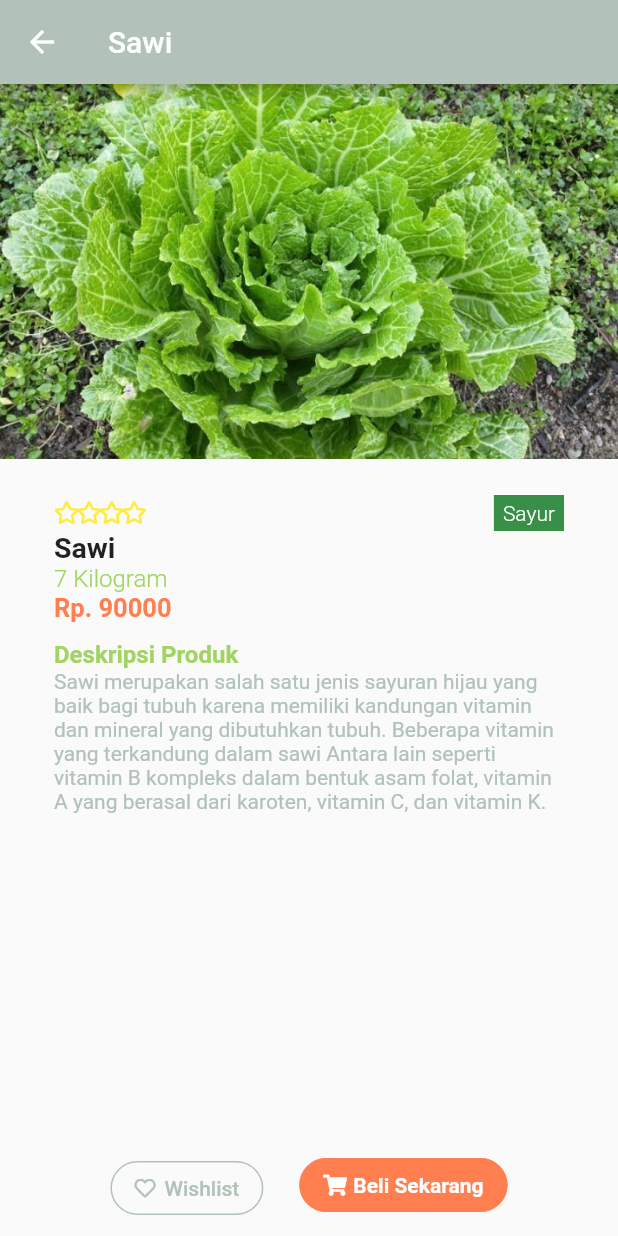
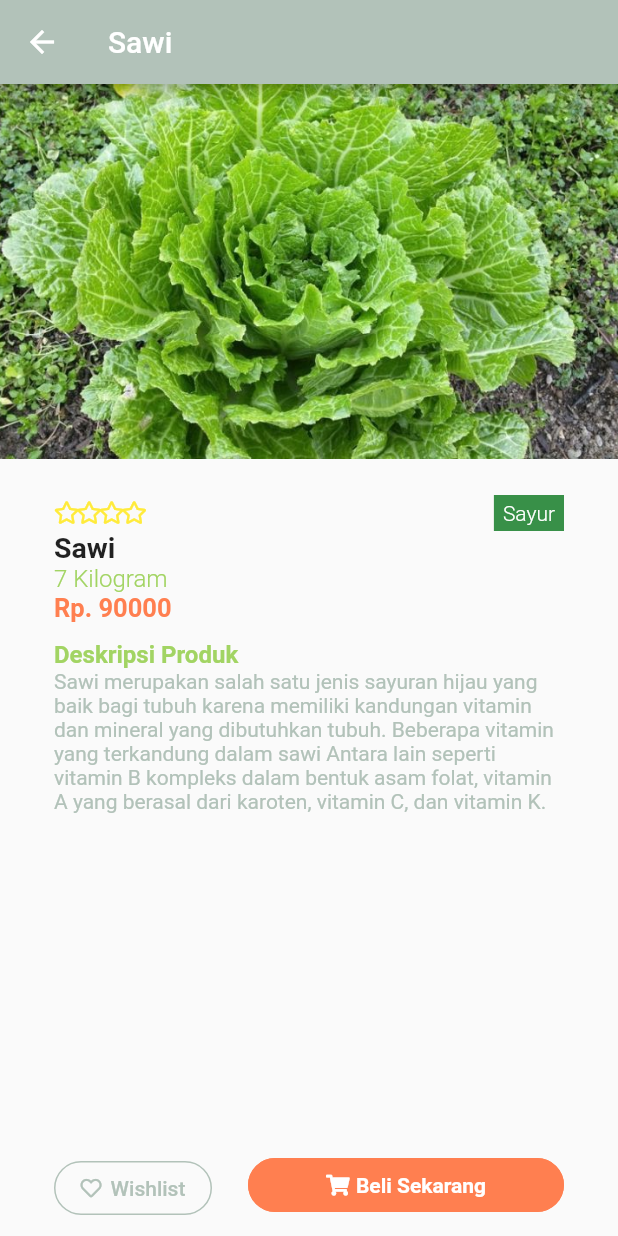
Before and after one commit to kmpramayasa/kedai_panen, a Flutter app: the ProductScreen screen opened directly, after a tap on "Sawi", on a phone screen of 412 x 824 dp. Run offline on Flutter 3.47's test engine with Material 2 defaults, Android fonts, the phone set to English and light mode, and no system bars; our stand-ins replace font_awesome_flutter, sqflite; accounts and stored records are empty; network calls fail.

Commit message:
Add files via upload

```diff
--- a/lib/screens/product_detail_screen.dart
+++ b/lib/screens/product_detail_screen.dart
@@ -1,6 +1,7 @@
 import 'package:flutter/material.dart';
 import 'package:font_awesome_flutter/font_awesome_flutter.dart';
 import 'package:layout/models/products_model.dart';
+import 'package:layout/screens/order_screen.dart';
 
 class ProductDetailScreen extends StatefulWidget {
   ProductDetailScreen({Key key, this.productList})
@@ -155,13 +156,16 @@ class _ProductDetailScreenState extends State<ProductDetailScreen> {
           children: <Widget>[
             // ignore: deprecated_member_use
 
-            Container(
+            Expanded(
+              flex: 1,
+              child: Container(
                 child: FlatButton(
                   shape: RoundedRectangleBorder(
                     borderRadius: BorderRadius.circular(20),
                     side: BorderSide(color: Color(0xFFB2C2B9), width: 1.0)
                   ),
                   child: Row(
+                    mainAxisAlignment: MainAxisAlignment.center,
                     children: <Widget>[
                       Icon(
                         FontAwesomeIcons.heart,
@@ -181,11 +185,14 @@ class _ProductDetailScreenState extends State<ProductDetailScreen> {
                   onPressed: () => print("Wishlist"),
                 ),
               ),
+            ),
 
             SizedBox(width: 24.0,),
 
             // ignore: deprecated_member_use
-            Container(
+            Expanded(
+              flex: 2,
+              child: Container(
                 child: FlatButton(
                   materialTapTargetSize: MaterialTapTargetSize.shrinkWrap,
                   color: Color(0xFFff7f50),
@@ -194,6 +201,7 @@ class _ProductDetailScreenState extends State<ProductDetailScreen> {
                     side: BorderSide(color: Color(0xFFff7f50), width: 1.0)
                   ),
                   child: Row(
+                    mainAxisAlignment: MainAxisAlignment.center,
                     children: <Widget>[
                       Icon(
                         FontAwesomeIcons.shoppingCart,
@@ -211,7 +219,15 @@ class _ProductDetailScreenState extends State<ProductDetailScreen> {
                       )
                     ],
                   ),
-                onPressed: () => print("Beli Sekarang"),
+                  onPressed: () {
+                    Navigator.push(
+                      context,
+                      MaterialPageRoute(
+                        builder: (BuildContext context) => OrderScreen(productList: widget.productList,)
+                      )
+                    );
+                  },
+                ),
               ),
             ),
           ],
--- a/lib/screens/product_screen.dart
+++ b/lib/screens/product_screen.dart
@@ -91,113 +91,8 @@ class ProductWidget extends StatelessWidget {
       child: Stack(
         children: <Widget>[
 
-
-          // Container(
-          //   margin: EdgeInsets.all(10),
-          //   width: 200.0,
-          //   child: Stack(
-          //     alignment: Alignment.topCenter,
-          //     children: <Widget>[
-
-          //       Container(
-          //         decoration: BoxDecoration(
-          //           borderRadius: BorderRadius.circular(18.0)
-          //         ),
-          //         child: Stack(
-          //           children: <Widget>[
-          //             Image(
-          //               height: 150.0,
-          //               width: 200.0,
-          //               image: AssetImage("assets/products/" + productList.image),
-          //               fit: BoxFit.cover,
-          //             ),
-          //             Container(
-          //               padding: EdgeInsets.fromLTRB(8, 6, 8, 6),
-          //               color: Color(0xFF389048),
-          //               child: Text(
-          //                 productList.category,
-          //                 style: TextStyle(
-          //                   fontWeight: FontWeight.bold,
-          //                   color: Colors.white
-          //                 ),
-          //               ),
-          //             )
-          //           ],
-          //         ),
-          //       ),
-
-          //       Positioned(
-          //         bottom: 10.0,
-          //         child: Container(
-          //           height: 120.0,
-          //           width: 200.0,
-          //           padding: EdgeInsets.all(16.0),
-          //           decoration: BoxDecoration(
-          //             color: Colors.white,
-          //             borderRadius: BorderRadius.circular(18.0),
-          //             boxShadow: [
-          //               BoxShadow(
-          //                 color: Colors.grey.withOpacity(0.3),
-          //                 spreadRadius: 3,
-          //                 blurRadius: 7,
-          //                 offset: Offset(0,3),
-          //               )
-          //             ]
-          //           ),
-          //           child: Column(
-          //             mainAxisAlignment: MainAxisAlignment.end,
-          //             crossAxisAlignment: CrossAxisAlignment.start,
-          //             children: <Widget>[
-          //               Row(
-          //                 crossAxisAlignment: CrossAxisAlignment.start,
-          //                 mainAxisAlignment: MainAxisAlignment.spaceBetween,
-          //                 children: <Widget>[
-          //                   Text(
-          //                     '${productList.name}',
-          //                     style: TextStyle(
-          //                       fontSize: 16.0,
-          //                       fontWeight: FontWeight.bold,
-          //                       fontFamily: 'Roboto',
-          //                     ),
-          //                   ),
-          //                   Container(
-          //                     child: Row(
-          //                       children: star,
-          //                     ),
-          //                   )
-          //                 ],
-          //               ),
-
-
-          //               Text(
-          //                 productList.weight.toString() + " " + productList.unit,
-          //                 style: TextStyle(
-          //                   color: Color(0xFFA2D463),
-          //                 ),
-          //               ),
-
-          //               Text(
-          //                 "Rp. " + productList.price.toString(),
-          //                 style: TextStyle(
-          //                   color: Color(0xFFff7f50),
-          //                   fontWeight: FontWeight.bold,
-          //                   fontSize: 15,
-          //                   fontFamily: 'Roboto'
-          //                 ),
-          //               ),
-          //             ],
-          //           ),
-          //         ),
-          //       ),
-
-          //     ],
-
-
-          //   ),
-          // ),
-
           Container(
-            width: 200.0,
+            width: 100.0,
             decoration: BoxDecoration(
               borderRadius: BorderRadius.circular(12),
               color: Colors.white,
@@ -213,8 +108,8 @@ class ProductWidget extends StatelessWidget {
             child: Column(
               children: <Widget>[
                 Image(
-                  height: 150.0,
-                  width: 200.0,
+                  height: 100.0,
+                  width: 100.0,
                   image: AssetImage("assets/products/" +productList.image),
                   fit: BoxFit.cover,
                 ),
```
Also changed, not shown: lib/screens/order_screen.dart (added, +85 -0 lines). Lines whose indentation alone changed are shown as unchanged.
